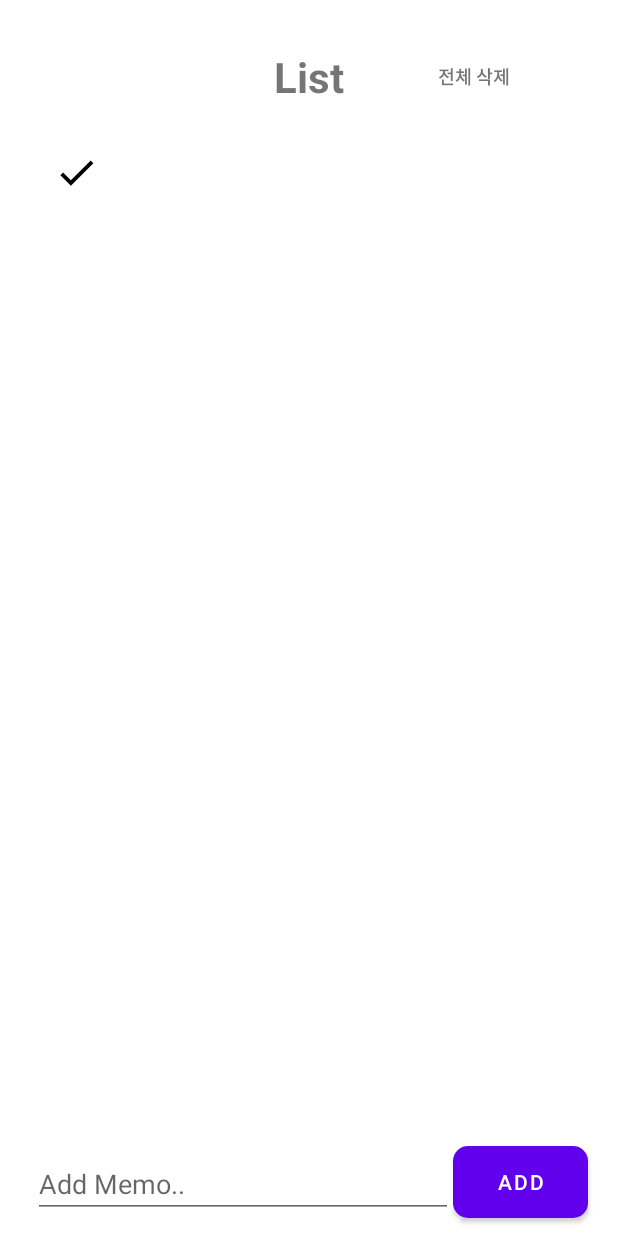
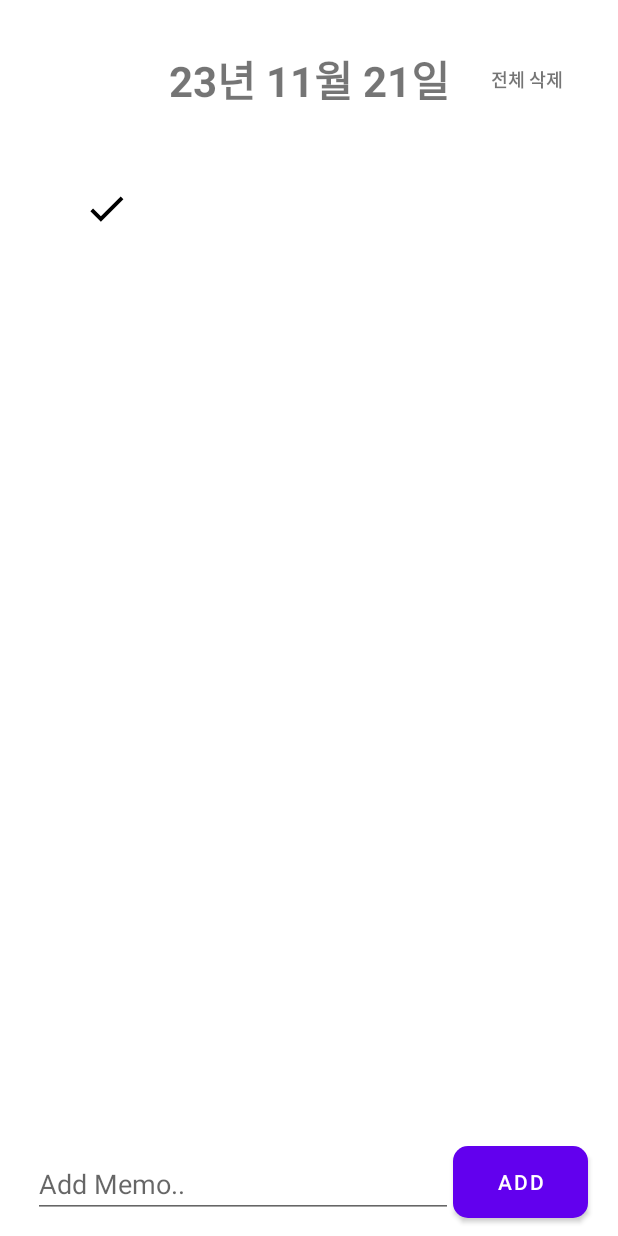
Before and after one commit to yunju1018/MemoApp_Room, an Android app: the screen it shows after launch (MainActivity), after a tap on "ADD", on a phone screen of 412 x 824 dp. Run offline under Robolectric (Android 15) with nearby library versions, the phone set to English and light mode, and no system bars; our stand-ins replace Room's generated code, data binding.

Commit message:
[MemoApp 구현]
- datePickerDialog 사용하여 날짜 선택
- Gson 라이브러리 추가

```diff
--- a/app/build.gradle
+++ b/app/build.gradle
@@ -39,6 +39,8 @@ android {
 }
 
 dependencies {
+    // Gson
+    implementation 'com.google.code.gson:gson:2.10.1'
 
     // Room Database
     implementation "androidx.room:room-runtime:2.5.2"
--- a/app/src/main/java/com/example/memoapp_room/memo/MainActivity.kt
+++ b/app/src/main/java/com/example/memoapp_room/memo/MainActivity.kt
@@ -2,7 +2,9 @@ package com.example.memoapp_room.memo
 
 import android.annotation.SuppressLint
 import android.app.AlertDialog
+import android.app.DatePickerDialog
 import android.os.Bundle
+import android.util.Log
 import androidx.appcompat.app.AppCompatActivity
 import androidx.databinding.DataBindingUtil
 import androidx.lifecycle.Observer
@@ -13,14 +15,26 @@ import com.example.memoapp_room.room.MemoEntity
 import com.example.memoapp_room.viewmodel.MemoViewModel
 import com.example.memoapp_room.viewmodel.MemoViewModelFactory
 import kotlinx.coroutines.*
+import java.text.SimpleDateFormat
+import java.util.*
 
 @SuppressLint("StaticFieldLeak")
 class MainActivity : AppCompatActivity() {
-    lateinit var memoAdapter: MemoAdapter
-    lateinit var binding: ActivityMainBinding
+    private lateinit var memoAdapter: MemoAdapter
+    private lateinit var binding: ActivityMainBinding
+
+    private val date = Calendar.getInstance()
+    private val keyDateFormat = SimpleDateFormat("yyMMdd")
+    private val simpleDateFormat = SimpleDateFormat("yy년 MM월 dd일")
 
     private val viewModel by lazy {
         MemoViewModelFactory((application as MemoApplication).memoRepository).create(MemoViewModel::class.java)
+    }
+
+    private val datePickerListener = DatePickerDialog.OnDateSetListener { p0, year, month, day ->
+        Log.d("yj", "year : $year, month : $month, day : $day")
+        date.set(year, month, day)
+        binding.title.text = simpleDateFormat.format(date.time)
     }
 
     override fun onCreate(savedInstanceState: Bundle?) {
@@ -45,7 +59,8 @@ class MainActivity : AppCompatActivity() {
         binding.recyclerView.adapter = memoAdapter
 
         binding.button.setOnClickListener {
-            val memo = MemoEntity(null, binding.edtMemo.text.toString())
+            val key = keyDateFormat.format(date.time)
+            val memo = MemoEntity(key.toLong(), binding.edtMemo.text.toString())
             viewModel.insertMemo(memo)
             binding.edtMemo.setText("")
         }
@@ -61,5 +76,20 @@ class MainActivity : AppCompatActivity() {
                 .show()
 
         }
+
+        binding.title.text = simpleDateFormat.format(date.time)
+        binding.title.setOnClickListener {
+            showDatePickerDialog()
         }
     }
+
+    private fun showDatePickerDialog() {
+        DatePickerDialog(
+            this,
+            datePickerListener,
+            date.get(Calendar.YEAR),
+            date.get(Calendar.MONTH),
+            date.get((Calendar.DAY_OF_MONTH))
+        ).show()
+    }
+}
--- a/app/src/main/java/com/example/memoapp_room/room/MemoEntity.kt
+++ b/app/src/main/java/com/example/memoapp_room/room/MemoEntity.kt
@@ -8,7 +8,12 @@ import androidx.room.PrimaryKey
 // 데이터베이스 테이블의 각 행 고유 식별 기본 키(PrimaryKey) 정의 필수 (자동 할당 autoGenerate = true)
 // id 값을 null로 넣어줘도 자동으로 값이 할당된다.
 data class MemoEntity(
-    @PrimaryKey(autoGenerate = true)
+    @PrimaryKey
     var id: Long?,
     var memo: String = ""
 )
+
+/**
+ * todo : PrimaryKey (날짜) 기준 ViewPager
+ * memo List typeConverter 사용 리스트 만들기 (hashmap 되나?? 확인)
+ */
--- a/app/src/main/res/layout/activity_main.xml
+++ b/app/src/main/res/layout/activity_main.xml
@@ -12,9 +12,11 @@
         android:layout_width="wrap_content"
         android:layout_height="wrap_content"
         android:layout_marginTop="32dp"
-        android:text="List"
+        tools:text="2023-10-18"
         android:textSize="28sp"
         android:textStyle="bold"
+        android:hint="날짜 선택"
+        android:textColorHint="@color/color_878787"
         app:layout_constraintEnd_toEndOf="parent"
         app:layout_constraintStart_toStartOf="parent"
         app:layout_constraintTop_toTopOf="parent" />
@@ -38,7 +40,7 @@
         android:id="@+id/recyclerView"
         android:layout_width="match_parent"
         android:layout_height="0dp"
-        android:layout_margin="20dp"
+        android:layout_margin="40dp"
         app:layoutManager="androidx.recyclerview.widget.LinearLayoutManager"
         app:layout_constraintTop_toBottomOf="@id/title"
         app:layout_constraintBottom_toTopOf="@id/edt_memo"/>
```
Also changed, not shown: 1 other file. Lines whose indentation alone changed are shown as unchanged.
